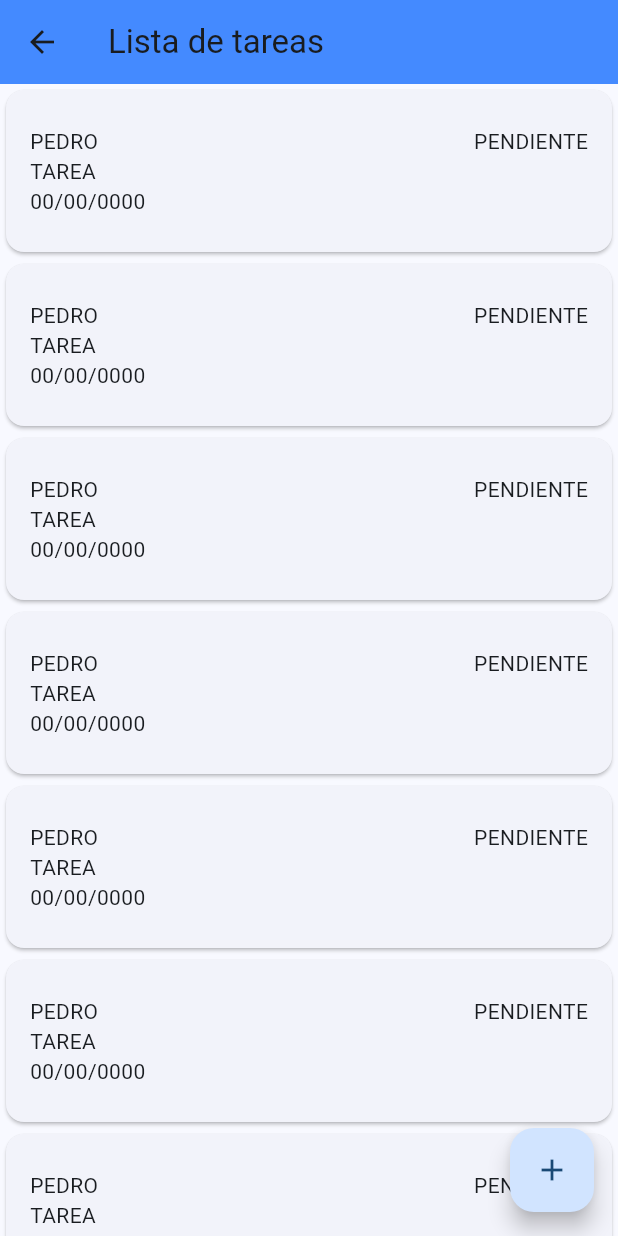
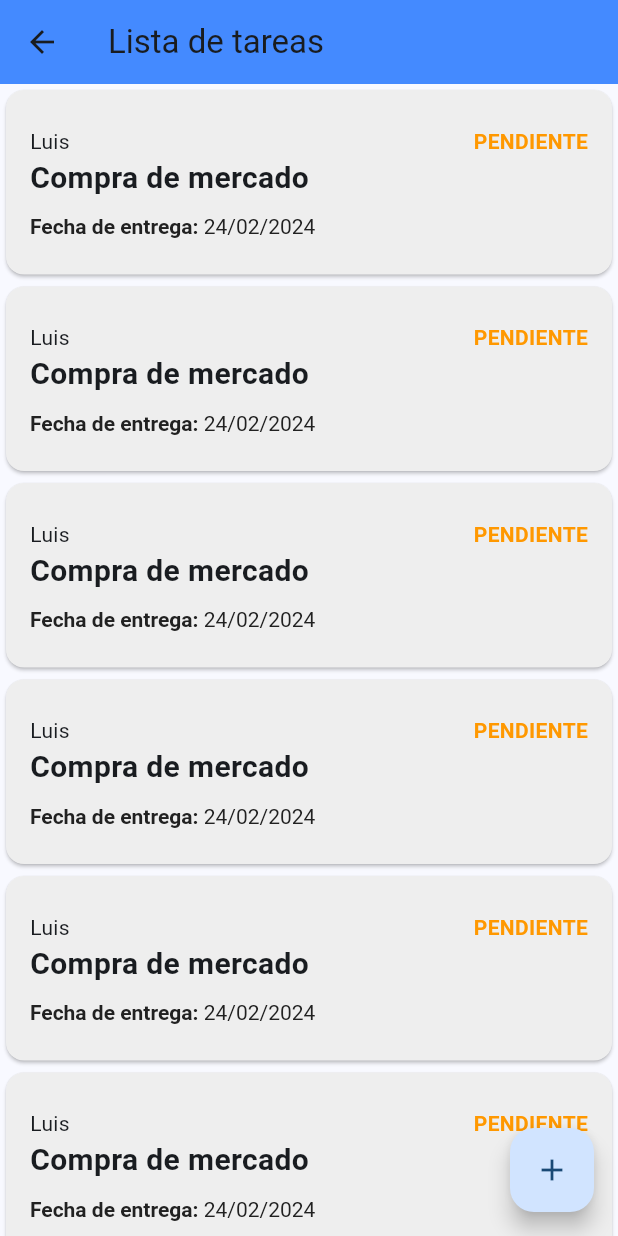
Before and after one commit to VictorBejarano/flutter_todo, a Flutter app: the ListTodoPage screen opened by its route, on a phone screen of 412 x 824 dp. Run offline on Flutter 3.47's test engine with Material 3 defaults, Android fonts, the phone set to English and light mode, and no system bars.

Commit message:
Diseño tarjeta de tarea

```diff
--- a/lib/ui/models/models.dart
+++ b/lib/ui/models/models.dart
@@ -1 +1,2 @@
-part 'pattern_validator.dart';
+part 'pattern_validator.model.dart';
+part 'task_state.dart';
--- /dev/null
+++ b/lib/ui/models/task_state.dart
@@ -0,0 +1,3 @@
+part of 'models.dart';
+
+enum TaskState { pending, inProgress, complete }
--- a/lib/ui/pages/temp/list_todo_page.dart
+++ b/lib/ui/pages/temp/list_todo_page.dart
@@ -1,4 +1,6 @@
 import 'package:flutter/material.dart';
+import 'package:flutter_todo/ui/models/models.dart';
+import 'package:flutter_todo/ui/pages/temp/widgets/widgets.dart';
 
 class ListTodoPage extends StatefulWidget {
   const ListTodoPage({super.key});
@@ -34,28 +36,14 @@ class _ListTodoPageState extends State<ListTodoPage> {
       child: ListView.builder(
         itemCount: temporalCounter,
         itemBuilder: (BuildContext context, int index) {
-          return GestureDetector(
-            child: Card(
-              child: Padding(
-                padding: const EdgeInsets.symmetric(
-                    vertical: 24.0, horizontal: 16.0),
-                child: Column(
-                  crossAxisAlignment: CrossAxisAlignment.start,
-                  children: <Widget>[
-                    Row(
-                      mainAxisAlignment: MainAxisAlignment.spaceBetween,
-                      children: <Widget>[
-                        Text('PEDRO'),
-                        Text('PENDIENTE'),
-                      ],
-                    ),
-                    Text('TAREA'),
-                    Text('00/00/0000')
-                  ],
-                ),
-              ),
-            ),
-            onTap: () {},
+          return CardToDo(
+            employeeName: 'Luis',
+            title: 'Compra de mercado',
+            endDate: DateTime.now(),
+            state: TaskState.pending,
+            onTap: () {
+              print('object');
+            },
           );
         },
       ),
--- /dev/null
+++ b/lib/ui/pages/temp/widgets/card_todo.dart
@@ -0,0 +1,109 @@
+part of 'widgets.dart';
+
+///  Widget tarjeta de la tarea.
+///   Parámetros:
+///   * [employeeName] El nombre del empleado.
+///   * [title] El titulo de la tarea.
+///   * [endDate] Fecha de entrega.
+///   * [state] estado de la tarea.
+///   * [opTap] evento tap.
+class CardToDo extends StatelessWidget {
+  final String employeeName;
+  final String title;
+  final DateTime endDate;
+  final TaskState state;
+  final Function() onTap;
+
+  /// Constructor del widget CardToDo
+  /// [employeeName], [title], [endDate], [state] y [opTap] son requeridos.
+  const CardToDo(
+      {super.key,
+      required this.employeeName,
+      required this.title,
+      required this.endDate,
+      required this.state,
+      required this.onTap});
+
+  /// Metodo para construir el widget
+  @override
+  Widget build(BuildContext context) {
+    return Card(
+      color: Colors.grey.shade200,
+      child: InkWell(
+        borderRadius: BorderRadius.circular(10),
+        onTap: onTap,
+        child: Padding(
+          padding: const EdgeInsets.symmetric(vertical: 24.0, horizontal: 16.0),
+          child: _dataText(),
+        ),
+      ),
+    );
+  }
+
+  /// Metodo para mostrar la informacion basica de la tarjeta
+  Widget _dataText() {
+    return Column(
+      crossAxisAlignment: CrossAxisAlignment.start,
+      children: <Widget>[
+        Row(
+          mainAxisAlignment: MainAxisAlignment.spaceBetween,
+          children: <Widget>[
+            Text(employeeName),
+            _showTextState(),
+          ],
+        ),
+        Text(
+          title,
+          style: const TextStyle(fontWeight: FontWeight.bold, fontSize: 20),
+        ),
+        const SizedBox(
+          height: 10,
+        ),
+        _dateText()
+      ],
+    );
+  }
+
+  /// Metodo para mostrar y formatear la fecha de entrega
+  Widget _dateText() {
+    return RichText(
+        text: TextSpan(
+      text: 'Fecha de entrega: ',
+      style:
+          TextStyle(fontWeight: FontWeight.bold, color: Colors.grey.shade900),
+      children: <TextSpan>[
+        TextSpan(
+            text: DateFormat('dd/MM/yyyy').format(endDate),
+            style: const TextStyle(fontWeight: FontWeight.normal)),
+      ],
+    ));
+  }
+
+  /// Metodo para visualizar el estado de la tarea por colores
+  Text _showTextState() {
+    switch (state) {
+      case TaskState.pending:
+        return const Text(
+          'PENDIENTE',
+          style: TextStyle(color: Colors.orange, fontWeight: FontWeight.bold),
+        );
+      case TaskState.inProgress:
+        return const Text(
+          'EN PROGRESO',
+          style: TextStyle(color: Colors.indigo, fontWeight: FontWeight.bold),
+        );
+      case TaskState.complete:
+        return const Text(
+          'COMPLETADO',
+          style:
+              TextStyle(color: Colors.lightGreen, fontWeight: FontWeight.bold),
+        );
+      default:
+        return const Text(
+          'ERROR',
+          style:
+              TextStyle(color: Colors.redAccent, fontWeight: FontWeight.bold),
+        );
+    }
+  }
+}
--- /dev/null
+++ b/lib/ui/pages/temp/widgets/widgets.dart
@@ -0,0 +1,5 @@
+import 'package:flutter/material.dart';
+import 'package:flutter_todo/ui/models/models.dart';
+import 'package:intl/intl.dart';
+
+part 'card_todo.dart';
--- a/pubspec.yaml
+++ b/pubspec.yaml
@@ -35,6 +35,7 @@ dependencies:
   # The following adds the Cupertino Icons font to your application.
   # Use with the CupertinoIcons class for iOS style icons.
   cupertino_icons: ^1.0.6
+  intl: ^0.19.0
 
 dev_dependencies:
   flutter_test:
```
Also changed, not shown: lib/ui/models/pattern_validator.model.dart (renamed from lib/ui/models/pattern_validator.dart), pubspec.lock.
